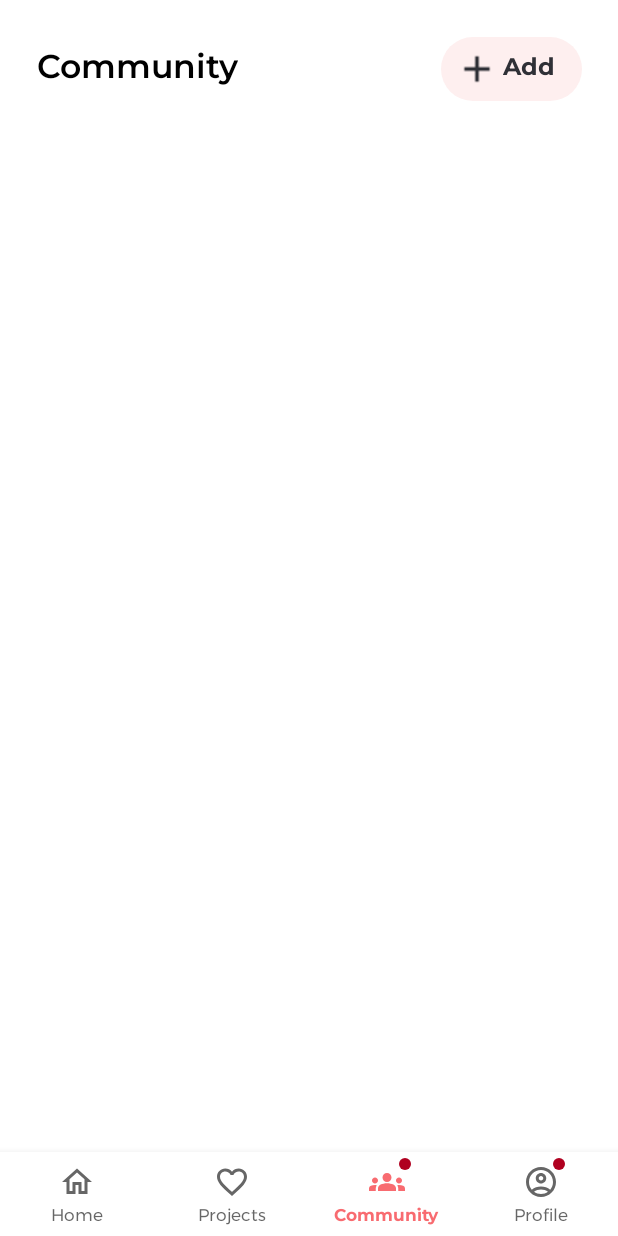
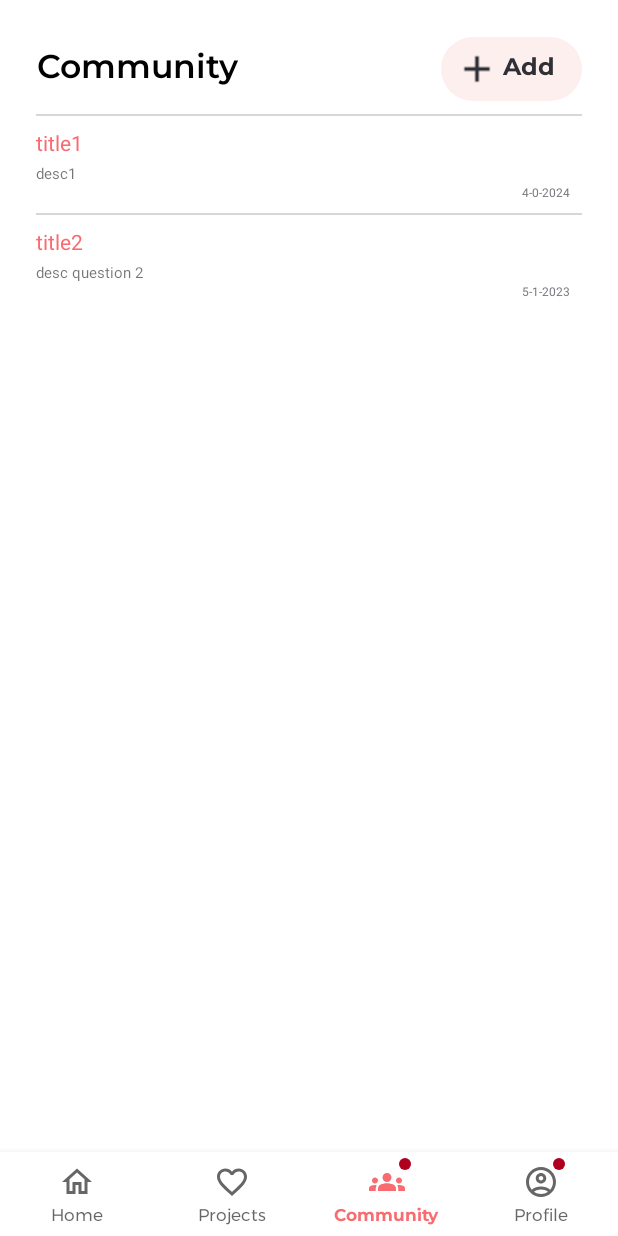
Before and after one commit to Joshuakme/XFund-Fundraising_Community, an Android app: the screen it shows after launch (MainActivity), item 3 of the bottom bar chosen, on a phone screen of 412 x 824 dp. Run offline under Robolectric (Android 15) with nearby library versions, the phone set to English and light mode, and no system bars; our stand-ins replace Firebase (no records; nobody signed in at launch, a user with empty details on screens opened directly), data binding, navigation-ui; pictures from the network do not load; 1 statement that could not run was skipped.

Commit message:
CommunityDiscussion screen display discussion

```diff
--- a/app/src/main/java/com/example/xfund/News.kt
+++ /dev/null
@@ -1,4 +0,0 @@
-package com.example.xfund
-
-data class News(val newsId: Int) {
-}
--- a/app/src/main/java/com/example/xfund/adapter/CommunityItemAdapter.kt
+++ b/app/src/main/java/com/example/xfund/adapter/CommunityItemAdapter.kt
@@ -9,42 +9,41 @@ import androidx.recyclerview.widget.RecyclerView
 import com.example.xfund.R
 import com.example.xfund.model.CommunityDiscussion
 
-/**
- * Adapter for the [RecyclerView] in [CommunityFragment]. Displays [CommunityDiscussion] data object.
- */
-class CommunityItemAdapter(private val context: Context, private val dataset: List<CommunityDiscussion>) : RecyclerView.Adapter<CommunityItemAdapter.ItemViewHolder>() {
+class CommunityItemAdapter(private val itemList: List<CommunityDiscussion>) : RecyclerView.Adapter<CommunityItemAdapter.ViewHolder>() {
+    override fun onCreateViewHolder(parent: ViewGroup, viewType: Int): ViewHolder {
 
-    // Provide a reference to the views for each data item
-    // Complex data items may need more than one view per item, and
-    // you provide access to all the views for a data item in a view holder.
-    // Each data item is just an Affirmation object.
-    class ItemViewHolder(private val view: View) : RecyclerView.ViewHolder(view) {
-        val textView: TextView = view.findViewById(R.id.community_item_title)
+        val itemView = LayoutInflater.from(parent.context).inflate(R.layout.community_list_item,
+            parent, false)
+        return ViewHolder(itemView)
     }
 
-    /**
-     * Create new views (invoked by the layout manager)
-     */
-    override fun onCreateViewHolder(parent: ViewGroup, viewType: Int): ItemViewHolder {
-        // create a new view
-        val adapterLayout = LayoutInflater.from(parent.context)
-            .inflate(R.layout.community_list_item, parent, false)
-
-        return ItemViewHolder(adapterLayout)
+    override fun getItemCount(): Int {
+        return itemList.size
     }
 
-    /**
-     * Return the size of your dataset (invoked by the layout manager)
-     */
-    override fun getItemCount(): Int {
-        return dataset.size
+    override fun onBindViewHolder(holder: ViewHolder, position: Int) {
+        // Get element from your dataset at this position and replace the
+        // contents of the view with that element
+        val currentItem = itemList[position]
+        holder.title.text = currentItem.title
+        holder.desc.text = currentItem.desc
+        holder.date.text = currentItem.createdOn.day.toString() + "-" +
+                            currentItem.createdOn.month.toString() + "-" +
+                            currentItem.createdOn.year.toString()
     }
 
-    /**
-     * Replace the contents of a view (invoked by the layout manager)
-     */
-    override fun onBindViewHolder(holder: ItemViewHolder, position: Int) {
-        val item = dataset[position]
-        holder.textView.text =  context.resources.getString(item.resId)
+    class ViewHolder(itemView : View) : RecyclerView.ViewHolder(itemView){
+
+        lateinit var title: TextView
+        lateinit var desc : TextView
+        lateinit var date: TextView
+
+        init {
+            // Define click listener for the ViewHolder's View
+            title  = itemView.findViewById(R.id.community_item_title)
+            desc  = itemView.findViewById(R.id.community_item_desc)
+            date  = itemView.findViewById(R.id.community_item_date)
+        }
     }
+
 }
--- /dev/null
+++ b/app/src/main/java/com/example/xfund/adapter/ImageSliderAdapter.kt
@@ -0,0 +1,67 @@
+package com.example.xfund.adapter
+
+import android.content.Context
+import android.view.LayoutInflater
+import android.view.View
+import android.view.ViewGroup
+import android.widget.ImageView
+import android.widget.TextView
+import androidx.viewpager.widget.PagerAdapter
+import com.bumptech.glide.Glide
+import com.example.xfund.R
+import com.example.xfund.model.NewsModel
+
+
+class ImageSliderAdapter(private val context: Context, private var newsList: List<NewsModel>) : PagerAdapter() {
+    interface OnItemClickListener {
+        fun onItemClick(position: Int)
+    }
+
+    private var itemClickListener: OnItemClickListener? = null
+
+    fun setOnItemClickListener(listener: OnItemClickListener) {
+        this.itemClickListener = listener
+    }
+
+    override fun getCount(): Int {
+        return newsList.size
+    }
+
+    override fun isViewFromObject(view: View, `object`: Any): Boolean {
+        return view == `object`
+    }
+
+    override fun instantiateItem(container: ViewGroup, position: Int): Any {
+        val inflater = LayoutInflater.from(context)
+        val view = inflater.inflate(R.layout.news_image_slider_item, container, false)
+
+        val newsItem = newsList[position]
+
+        val imageView: ImageView = view.findViewById(R.id.imageView)
+        val textTitle: TextView = view.findViewById(R.id.textTitle)
+
+        view.setOnClickListener {
+            itemClickListener?.onItemClick(position)
+        }
+
+
+        // Load image using Glide
+        Glide.with(context)
+            .load(newsItem.imageUrl)
+            .into(imageView)
+
+        textTitle.text = newsItem.title
+
+        container.addView(view)
+        return view
+    }
+
+    fun updateData(newData: List<NewsModel>) {
+        newsList = newData
+        notifyDataSetChanged()
+    }
+
+    override fun destroyItem(container: ViewGroup, position: Int, `object`: Any) {
+        container.removeView(`object` as View)
+    }
+}
--- a/app/src/main/java/com/example/xfund/model/CommunityDiscussion.kt
+++ b/app/src/main/java/com/example/xfund/model/CommunityDiscussion.kt
@@ -1,4 +1,13 @@
 package com.example.xfund.model
 
-data class CommunityDiscussion(val resId:Int) {
+import java.util.Date
+
+
+data class CommunityDiscussion(
+    val author: String,
+    val title: String,
+    val desc: String,
+    val tags: List<String>,
+    val createdOn: Date
+) {
 }
--- a/app/src/main/java/com/example/xfund/model/Project.kt
+++ b/app/src/main/java/com/example/xfund/model/Project.kt
@@ -1,6 +1,5 @@
 package com.example.xfund.model
 
-import com.example.xfund.News
 import com.example.xfund.User
 import java.util.Date
 
@@ -12,7 +11,6 @@ data class Project(
     var collectedFund: Int,
     val NumOfSupporter: Int,
     val about: String,
-    val backerList: MutableList<User>,
-    val newsList: MutableList<News>
+    val backerList: MutableList<User>
 ) {
 }
--- a/app/src/main/java/com/example/xfund/screens/community/AddDiscussionFragment.kt
+++ b/app/src/main/java/com/example/xfund/screens/community/AddDiscussionFragment.kt
@@ -34,6 +34,7 @@ class AddDiscussionFragment : Fragment() {
     lateinit var submitButton: MaterialButton
 
 
+    @RequiresApi(Build.VERSION_CODES.O)
     override fun onCreateView(
         inflater: LayoutInflater, container: ViewGroup?,
         savedInstanceState: Bundle?
@@ -88,6 +89,7 @@ class AddDiscussionFragment : Fragment() {
     }
 
 
+    @RequiresApi(Build.VERSION_CODES.O)
     private fun entryChip() {
         binding.tagsEditText.setOnEditorActionListener { v, keyCode, event ->
 
--- a/app/src/main/java/com/example/xfund/screens/navigation/CommunityFragment.kt
+++ b/app/src/main/java/com/example/xfund/screens/navigation/CommunityFragment.kt
@@ -1,25 +1,25 @@
 package com.example.xfund.screens.navigation
 
 import android.os.Bundle
-import android.provider.ContactsContract.Data
 import androidx.fragment.app.Fragment
 import android.view.LayoutInflater
 import android.view.View
 import android.view.ViewGroup
 import android.widget.LinearLayout
-import android.widget.TextView
 import androidx.appcompat.app.AppCompatDelegate
-import androidx.databinding.DataBindingUtil
 import androidx.navigation.fragment.findNavController
 import androidx.recyclerview.widget.RecyclerView
 import com.example.xfund.R
 import com.example.xfund.adapter.CommunityItemAdapter
-import com.example.xfund.data.CommunityDatasource
+import com.example.xfund.adapter.ImageSliderAdapter
+import com.example.xfund.model.CommunityDiscussion
 import com.google.android.material.bottomnavigation.BottomNavigationView
+import java.util.Date
 
 class CommunityFragment : Fragment() {
     // private var _binding: CommunityFragmentBinding ? = null
     private lateinit var addDiscussionButton : LinearLayout
+    private lateinit var discussionList: List<CommunityDiscussion>
 
     override fun onCreate(savedInstanceState: Bundle?) {
         super.onCreate(savedInstanceState)
@@ -34,6 +34,20 @@ class CommunityFragment : Fragment() {
     ): View? {
         // Inflate the layout for this fragment
         val view = inflater.inflate(R.layout.fragment_community, container, false)
+
+
+        // Variable
+        val communityRecycler: RecyclerView = view.findViewById(R.id.CommunityRecycleView)
+        discussionList = listOf(
+            CommunityDiscussion("author1", "title1", "desc1", listOf("babi", "ayam"),
+                Date(2023, 12, 31, 10, 55, 33)),
+            CommunityDiscussion("author2", "title2", "desc question 2", listOf("superman", "sinchan"),
+                Date(2023, 1, 2, 15, 55, 33))
+        )
+
+        // RecyclerView
+        val adapter = CommunityItemAdapter(discussionList)
+        communityRecycler.adapter = adapter
 
         // view.findViewById<TextView>(R.id.textView).text = android.os.Build.VERSION.SDK_INT.toString()
         addDiscussionButton = view.findViewById(R.id.AddButtonLinearLayout)
--- a/app/src/main/res/values/dimens.xml
+++ b/app/src/main/res/values/dimens.xml
@@ -14,6 +14,7 @@
     <dimen name="search_txt_size">18sp</dimen>
     <dimen name="category_btn_label">13sp</dimen>
     <dimen name="category_btn_dimens">50dp</dimen>
+    <dimen name="news_height">150dp</dimen>
 
     <!-- Community: Add Discussion -->
     <dimen name="form_input_title">18sp</dimen>
--- a/app/src/main/res/values/strings.xml
+++ b/app/src/main/res/values/strings.xml
@@ -41,7 +41,6 @@
     <string name="category_label_other">Other</string>
 
 
-
     <!-- Community: Add Discussion -->
     <string name="fragment_title_community">Add Discussion</string>
     <string name="title_label_txt">Title*</string>
@@ -52,7 +51,8 @@
     <string name="tags_hint_txt">Add up to 5 tags to describe what your question is about.</string>
     <string name="add_discussion_submit_button">Submit</string>
     <string name="add_new_discussion_btn_txt">Add</string>
-
+    <!-- TODO: Remove or change this placeholder text -->
+    <string name="hello_blank_fragment">Hello blank fragment</string>
 
 
 </resources>
```
Also changed, not shown: app/build.gradle (+14 -3 lines), app/src/main/AndroidManifest.xml (+17 -1 lines), app/src/main/java/com/example/xfund/data/CommunityDatasource.kt (deleted, +0 -21 lines).
